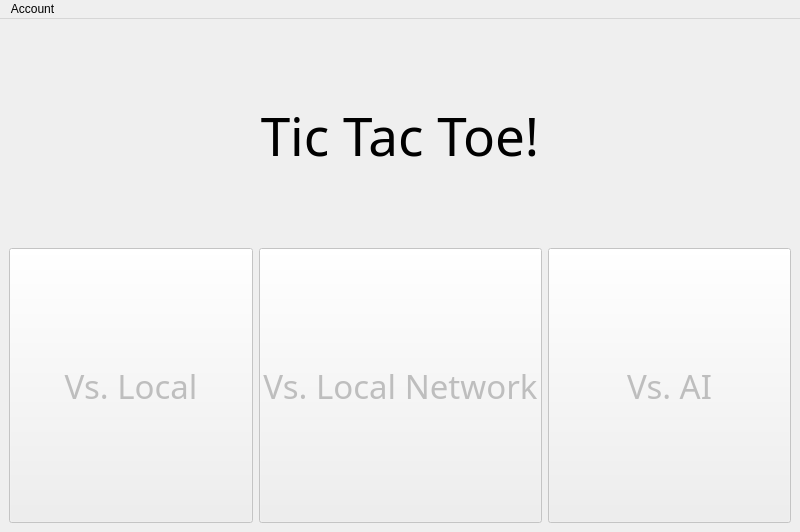
Old version of the form Dep/ui/main_menu_window.ui in the repository Creator-K999/TicTacToe-GUI-VERSION.
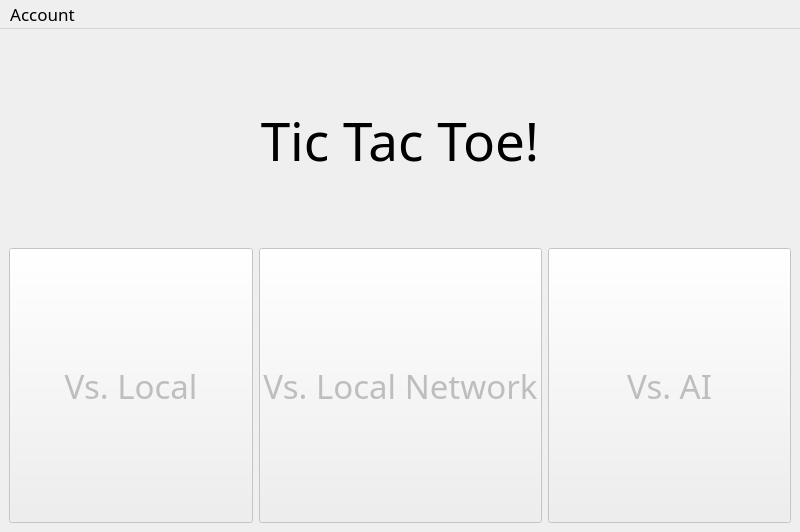
New version of the form.

Commit message: Started working on fonts changing settings.

The edit to the form file:
```diff
--- a/Dep/ui/main_menu_window.ui
+++ b/Dep/ui/main_menu_window.ui
@@ -10,6 +10,12 @@
     <height>532</height>
    </rect>
   </property>
+  <property name="font">
+   <font>
+    <family>Poor Richard</family>
+    <pointsize>13</pointsize>
+   </font>
+  </property>
   <property name="windowTitle">
    <string>MainWindow</string>
   </property>
@@ -131,7 +137,7 @@
      <x>0</x>
      <y>0</y>
      <width>800</width>
-     <height>21</height>
+     <height>26</height>
     </rect>
    </property>
    <widget class="QMenu" name="menuOptions">
```
The commit also changes 11 other files.
